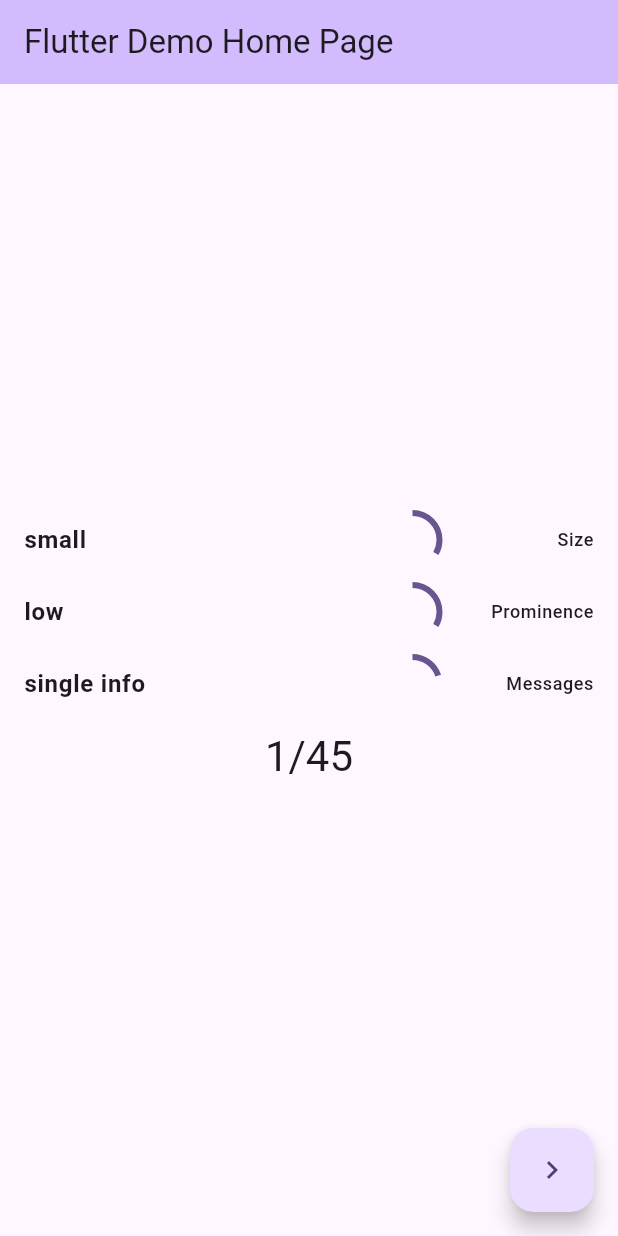
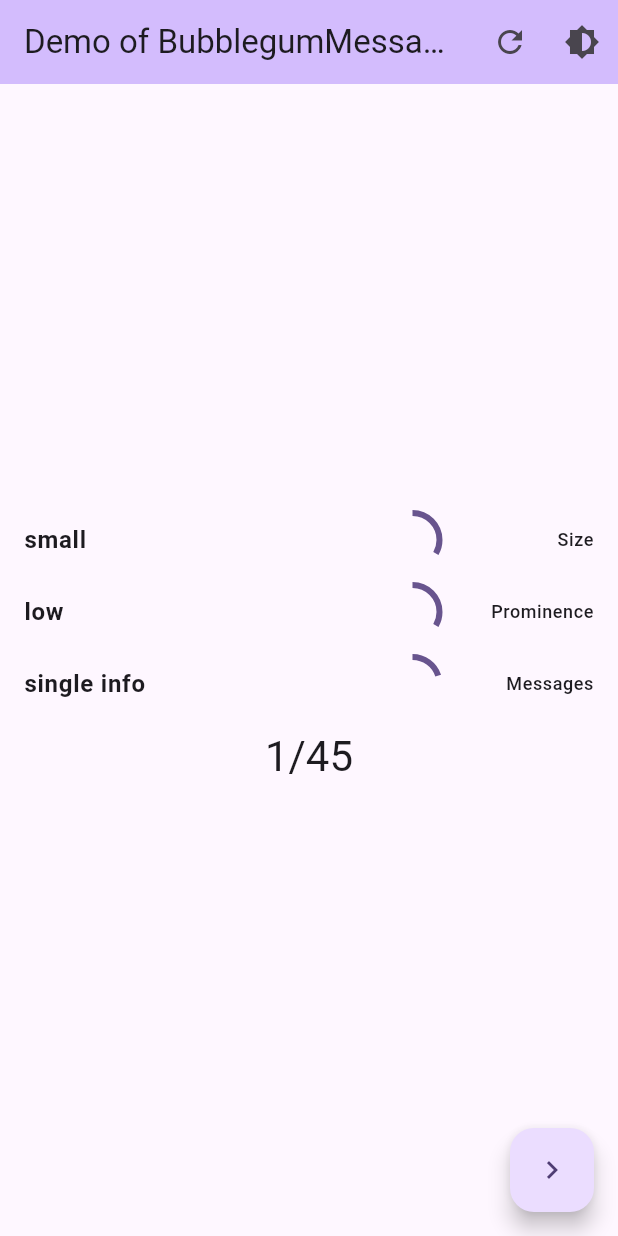
Before and after one commit to flarebyte/message_slot_bubblegum, a Flutter app: the screen it shows after launch, on a phone screen of 412 x 824 dp. Run offline on Flutter 3.47's test engine with Material 3 defaults, Android fonts, the phone set to English and light mode, and no system bars; missing offline and left inert: grand_copperframe, slotboard_copperframe.

Commit message:
Adds reset button

```diff
--- a/example/lib/main.dart
+++ b/example/lib/main.dart
@@ -92,12 +92,12 @@ class MyApp extends StatelessWidget {
   @override
   Widget build(BuildContext context) {
     return MaterialApp(
-      title: 'Flutter Demo',
+      title: 'BubblegumMessageSlot Demo',
       theme: ThemeData(
         colorScheme: ColorScheme.fromSeed(seedColor: Colors.deepPurple),
         useMaterial3: true,
       ),
-      home: const MyHomePage(title: 'Flutter Demo Home Page'),
+      home: const MyHomePage(title: 'Demo of BubblegumMessageSlot'),
     );
   }
 }
@@ -131,6 +131,24 @@ class _MyHomePageState extends State<MyHomePage> {
       appBar: AppBar(
         backgroundColor: Theme.of(context).colorScheme.inversePrimary,
         title: Text(widget.title),
+        actions: [
+          IconButton(
+            icon: const Icon(Icons.refresh),
+            onPressed: (){
+              setState(() {
+                loopData.mainCircularIterator.reset();
+              });
+            },
+            tooltip: 'Reset Content',
+          ),
+          IconButton(
+            icon: const Icon(Icons.brightness_6),
+            onPressed:(){
+              loopData.mainCircularIterator.reset();
+            },
+            tooltip: 'Toggle Theme',
+          ),
+        ],
       ),
       body: Center(
         child: Column(
```
